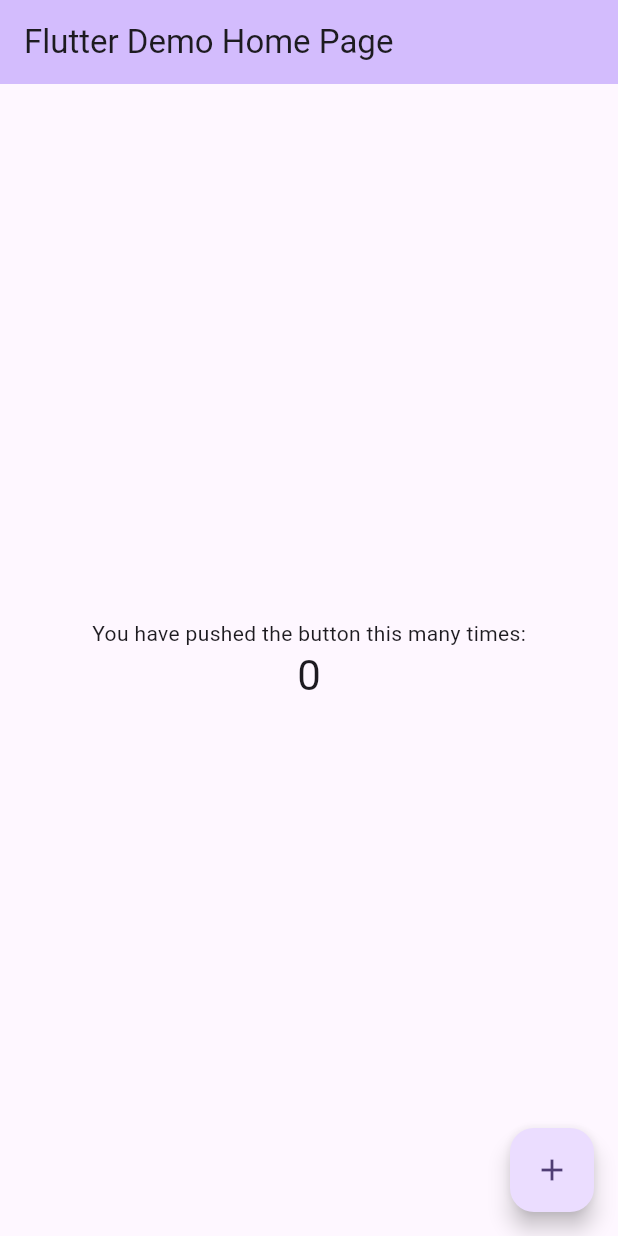
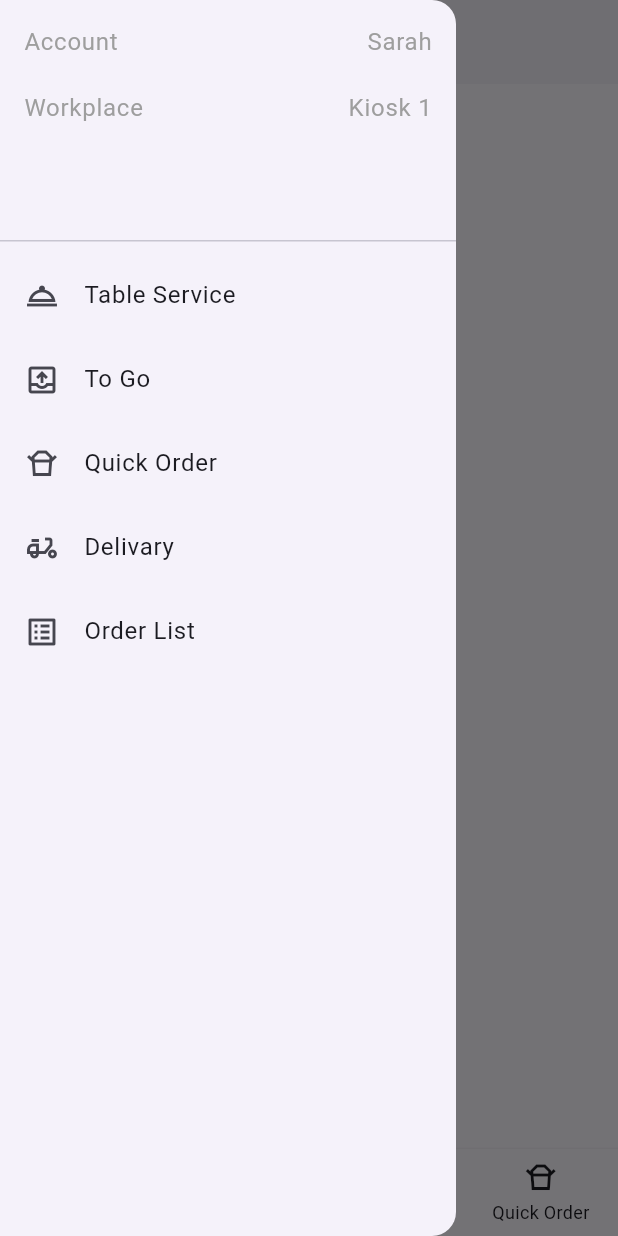
Before and after one commit to IsroilovA/table_service, a Flutter app: the screen it shows after launch, with the side drawer open (before the commit the screen has no drawer), on a phone screen of 412 x 824 dp. Run offline on Flutter 3.47's test engine with Material 3 defaults, Android fonts, the phone set to English and light mode, and no system bars; our stand-ins replace bloc, flutter_bloc, get_it, sqflite; accounts and stored records are empty.

Commit message:
models added, tables created

```diff
--- /dev/null
+++ b/lib/data/models/order.dart
@@ -0,0 +1,27 @@
+import 'package:json_annotation/json_annotation.dart';
+import 'package:uuid/uuid.dart';
+
+part 'order.g.dart';
+
+const uuid = Uuid();
+
+enum Status { opened, closed }
+
+@JsonSerializable()
+class Order {
+  String id;
+  String tableId;
+  String waiter;
+  Status status;
+
+  Order({
+    required this.tableId,
+    required this.waiter,
+    required this.status,
+    id,
+  }) : id = id ?? uuid.v4();
+
+  factory Order.fromJson(Map<String, dynamic> json) => _$OrderFromJson(json);
+
+  Map<String, dynamic> toJson() => _$OrderToJson(this);
+}
--- a/lib/main.dart
+++ b/lib/main.dart
@@ -1,125 +1,40 @@
 import 'package:flutter/material.dart';
+import 'package:flutter_bloc/flutter_bloc.dart';
+import 'package:table_service/services/locator.dart';
+import 'package:table_service/tabs/cubit/tabs_cubit.dart';
+import 'package:table_service/tabs/tabs_screen.dart';
 
-void main() {
-  runApp(const MyApp());
+// Theme for the light mode
+final lightTheme = ThemeData(
+  useMaterial3: true,
+  colorScheme: ColorScheme.fromSeed(
+    seedColor: const Color.fromARGB(
+        213, 0, 4, 255), // Primary color for the light theme
+    brightness: Brightness.light, // Brightness setting for the light theme
+  ),
+);
+
+void main() async {
+  WidgetsFlutterBinding.ensureInitialized();
+  await initialiseLocator();
+  // print((await locator<TestDraftRepository>().getAllTables())!
+  //     .last
+  //     .getListOfEntries);
+  runApp(const App());
 }
 
-class MyApp extends StatelessWidget {
-  const MyApp({super.key});
+// Root widget of the application
+class App extends StatelessWidget {
+  const App({super.key});
 
-  // This widget is the root of your application.
   @override
   Widget build(BuildContext context) {
     return MaterialApp(
-      title: 'Flutter Demo',
-      theme: ThemeData(
-        // This is the theme of your application.
-        //
-        // TRY THIS: Try running your application with "flutter run". You'll see
-        // the application has a purple toolbar. Then, without quitting the app,
-        // try changing the seedColor in the colorScheme below to Colors.green
-        // and then invoke "hot reload" (save your changes or press the "hot
-        // reload" button in a Flutter-supported IDE, or press "r" if you used
-        // the command line to start the app).
-        //
-        // Notice that the counter didn't reset back to zero; the application
-        // state is not lost during the reload. To reset the state, use hot
-        // restart instead.
-        //
-        // This works for code too, not just values: Most code changes can be
-        // tested with just a hot reload.
-        colorScheme: ColorScheme.fromSeed(seedColor: Colors.deepPurple),
-        useMaterial3: true,
+      theme: lightTheme,
+      home: BlocProvider(
+        create: (context) => TabsCubit(),
+        child: const TabsScreen(),
       ),
-      home: const MyHomePage(title: 'Flutter Demo Home Page'),
     );
   }
 }
-
-class MyHomePage extends StatefulWidget {
-  const MyHomePage({super.key, required this.title});
-
-  // This widget is the home page of your application. It is stateful, meaning
-  // that it has a State object (defined below) that contains fields that affect
-  // how it looks.
-
-  // This class is the configuration for the state. It holds the values (in this
-  // case the title) provided by the parent (in this case the App widget) and
-  // used by the build method of the State. Fields in a Widget subclass are
-  // always marked "final".
-
-  final String title;
-
-  @override
-  State<MyHomePage> createState() => _MyHomePageState();
-}
-
-class _MyHomePageState extends State<MyHomePage> {
-  int _counter = 0;
-
-  void _incrementCounter() {
-    setState(() {
-      // This call to setState tells the Flutter framework that something has
-      // changed in this State, which causes it to rerun the build method below
-      // so that the display can reflect the updated values. If we changed
-      // _counter without calling setState(), then the build method would not be
-      // called again, and so nothing would appear to happen.
-      _counter++;
-    });
-  }
-
-  @override
-  Widget build(BuildContext context) {
-    // This method is rerun every time setState is called, for instance as done
-    // by the _incrementCounter method above.
-    //
-    // The Flutter framework has been optimized to make rerunning build methods
-    // fast, so that you can just rebuild anything that needs updating rather
-    // than having to individually change instances of widgets.
-    return Scaffold(
-      appBar: AppBar(
-        // TRY THIS: Try changing the color here to a specific color (to
-        // Colors.amber, perhaps?) and trigger a hot reload to see the AppBar
-        // change color while the other colors stay the same.
-        backgroundColor: Theme.of(context).colorScheme.inversePrimary,
-        // Here we take the value from the MyHomePage object that was created by
-        // the App.build method, and use it to set our appbar title.
-        title: Text(widget.title),
-      ),
-      body: Center(
-        // Center is a layout widget. It takes a single child and positions it
-        // in the middle of the parent.
-        child: Column(
-          // Column is also a layout widget. It takes a list of children and
-          // arranges them vertically. By default, it sizes itself to fit its
-          // children horizontally, and tries to be as tall as its parent.
-          //
-          // Column has various properties to control how it sizes itself and
-          // how it positions its children. Here we use mainAxisAlignment to
-          // center the children vertically; the main axis here is the vertical
-          // axis because Columns are vertical (the cross axis would be
-          // horizontal).
-          //
-          // TRY THIS: Invoke "debug painting" (choose the "Toggle Debug Paint"
-          // action in the IDE, or press "p" in the console), to see the
-          // wireframe for each widget.
-          mainAxisAlignment: MainAxisAlignment.center,
-          children: <Widget>[
-            const Text(
-              'You have pushed the button this many times:',
-            ),
-            Text(
-              '$_counter',
-              style: Theme.of(context).textTheme.headlineMedium,
-            ),
-          ],
-        ),
-      ),
-      floatingActionButton: FloatingActionButton(
-        onPressed: _incrementCounter,
-        tooltip: 'Increment',
-        child: const Icon(Icons.add),
-      ), // This trailing comma makes auto-formatting nicer for build methods.
-    );
-  }
-}
--- /dev/null
+++ b/lib/order_list_screen/order_list_screen.dart
@@ -0,0 +1,10 @@
+import 'package:flutter/material.dart';
+
+class OrderListScreen extends StatelessWidget {
+  const OrderListScreen({super.key});
+
+  @override
+  Widget build(BuildContext context) {
+    return const Text("data");
+  }
+}
--- /dev/null
+++ b/lib/table_service_screen.dart/table_service_screen.dart
@@ -0,0 +1,10 @@
+import 'package:flutter/material.dart';
+
+class TableServiceScreen extends StatelessWidget{
+  const TableServiceScreen({super.key});
+
+  @override
+  Widget build(BuildContext context) {
+    return const Text("data");
+  }
+}
--- /dev/null
+++ b/lib/tabs/cubit/tabs_cubit.dart
@@ -0,0 +1,9 @@
+import 'package:bloc/bloc.dart';
+
+class TabsCubit extends Cubit<int> {
+  TabsCubit() : super(0);
+
+  void selectPage(int index) async {
+    emit(index);
+  }
+}
--- /dev/null
+++ b/lib/tabs/tabs_screen.dart
@@ -0,0 +1,147 @@
+import 'package:flutter/material.dart';
+import 'package:flutter_bloc/flutter_bloc.dart';
+import 'package:table_service/order_list_screen/order_list_screen.dart';
+import 'package:table_service/table_service_screen.dart/table_service_screen.dart';
+import 'package:table_service/tabs/cubit/tabs_cubit.dart';
+import 'package:table_service/tabs/widgets/drawer_header_text.dart';
+
+// Main screen that handles navigation between different tabs
+class TabsScreen extends StatefulWidget {
+  const TabsScreen({super.key});
+
+  @override
+  State<TabsScreen> createState() => _TabsScreenState();
+}
+
+class _TabsScreenState extends State<TabsScreen> {
+  void onDrawerTapped(int index) {
+    BlocProvider.of<TabsCubit>(context).selectPage(index);
+    Navigator.of(context).pop();
+  }
+
+  @override
+  Widget build(BuildContext context) {
+    final selectedTab = context.select((TabsCubit cubit) => cubit.state);
+    String pageTitle = switch (selectedTab) {
+      0 => "Home",
+      1 => "Order List",
+      2 => "To Go",
+      3 => "Quick Order",
+      _ => throw UnimplementedError(),
+    };
+
+    return Scaffold(
+      appBar: AppBar(
+        elevation: 1,
+        title: Text(pageTitle),
+      ),
+      drawer: Drawer(
+        child: ListView(
+          children: [
+            const DrawerHeader(
+              child: Column(
+                children: [
+                  Row(
+                    mainAxisAlignment: MainAxisAlignment.spaceBetween,
+                    children: [
+                      DrawerHeaderText("Account"),
+                      DrawerHeaderText(
+                        "Sarah",
+                      ),
+                    ],
+                  ),
+                  SizedBox(height: 20),
+                  Row(
+                    mainAxisAlignment: MainAxisAlignment.spaceBetween,
+                    children: [
+                      DrawerHeaderText(
+                        "Workplace",
+                      ),
+                      DrawerHeaderText("Kiosk 1"),
+                    ],
+                  )
+                ],
+              ),
+            ),
+            ListTile(
+              onTap: () {
+                onDrawerTapped(0);
+              },
+              leading: const Icon(Icons.room_service_outlined),
+              title: const Text("Table Service"),
+            ),
+            ListTile(
+              onTap: () {
+                onDrawerTapped(2);
+              },
+              leading: const Icon(Icons.outbox_outlined),
+              title: const Text("To Go"),
+            ),
+            ListTile(
+              onTap: () {
+                onDrawerTapped(3);
+              },
+              leading: const Icon(Icons.takeout_dining_outlined),
+              title: const Text("Quick Order"),
+            ),
+            ListTile(
+              onTap: () {},
+              leading: const Icon(Icons.delivery_dining_outlined),
+              title: const Text("Delivary"),
+            ),
+            ListTile(
+              onTap: () {
+                onDrawerTapped(1);
+              },
+              leading: const Icon(Icons.list_alt_outlined),
+              title: const Text("Order List"),
+            ),
+          ],
+        ),
+      ),
+      body: BlocBuilder<TabsCubit, int>(
+        builder: (context, state) {
+          return IndexedStack(
+            index: state,
+            children: const [
+              TableServiceScreen(),
+              OrderListScreen(),
+              Center(child: Text("To be implemented")),
+              Center(child: Text("To be implemented"))
+            ],
+          );
+        },
+      ),
+      bottomNavigationBar: BottomNavigationBar(
+        onTap: BlocProvider.of<TabsCubit>(context).selectPage,
+        currentIndex: selectedTab,
+        selectedItemColor: Theme.of(context).colorScheme.primary,
+        unselectedItemColor: Theme.of(context).colorScheme.onSurface,
+        elevation: 2,
+        type: BottomNavigationBarType.fixed,
+        items: const [
+          BottomNavigationBarItem(
+            icon: Icon(Icons.room_service_outlined),
+            label: "Table Service",
+            activeIcon: Icon(Icons.room_service),
+          ),
+          BottomNavigationBarItem(
+            icon: Icon(Icons.list_alt_outlined),
+            label: "Order List",
+            activeIcon: Icon(Icons.list_alt),
+          ),
+          BottomNavigationBarItem(
+            icon: Icon(Icons.outbox_outlined),
+            label: "To Go",
+            activeIcon: Icon(Icons.outbox),
+          ),
+          BottomNavigationBarItem(
+            icon: Icon(Icons.takeout_dining_outlined),
+            label: "Quick Order",
+            activeIcon: Icon(Icons.takeout_dining),
+          ),
+        ],
+      ),
+    );
+  }
+}
--- /dev/null
+++ b/lib/tabs/widgets/drawer_header_text.dart
@@ -0,0 +1,16 @@
+import 'package:flutter/material.dart';
+
+class DrawerHeaderText extends StatelessWidget {
+  const DrawerHeaderText(this.text, {super.key});
+
+  final String text;
+
+  @override
+  Widget build(BuildContext context) {
+    return Text(
+      text,
+      style:
+          Theme.of(context).textTheme.bodyLarge!.copyWith(color: Colors.grey),
+    );
+  }
+}
```
Also changed, not shown: lib/data/models/order_item.dart (added, +26 -0 lines), lib/data/models/product.dart (added, +27 -0 lines), lib/data/models/service_table.dart (added, +24 -0 lines), lib/services/locator.dart (added, +55 -0 lines), lib/services/table_service_repository.dart (added, +9 -0 lines), lib/data/models/order.g.dart (added), lib/data/models/order_item.g.dart (added), lib/data/models/product.g.dart (added), lib/data/models/service_table.g.dart (added), 1 other file.
